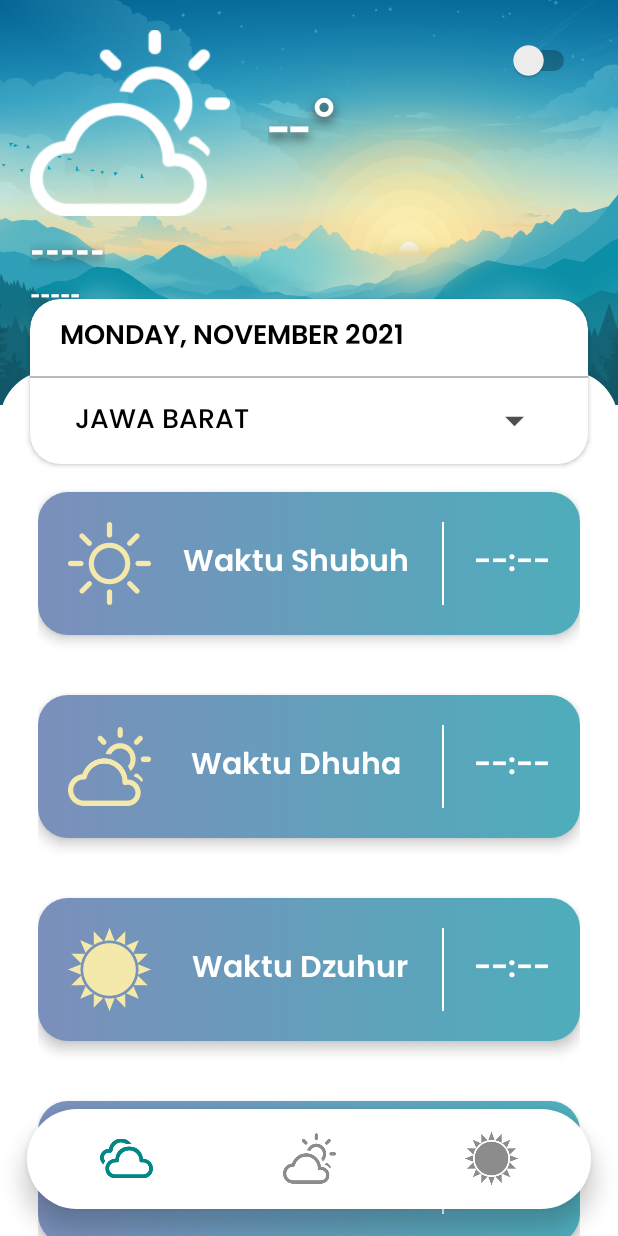
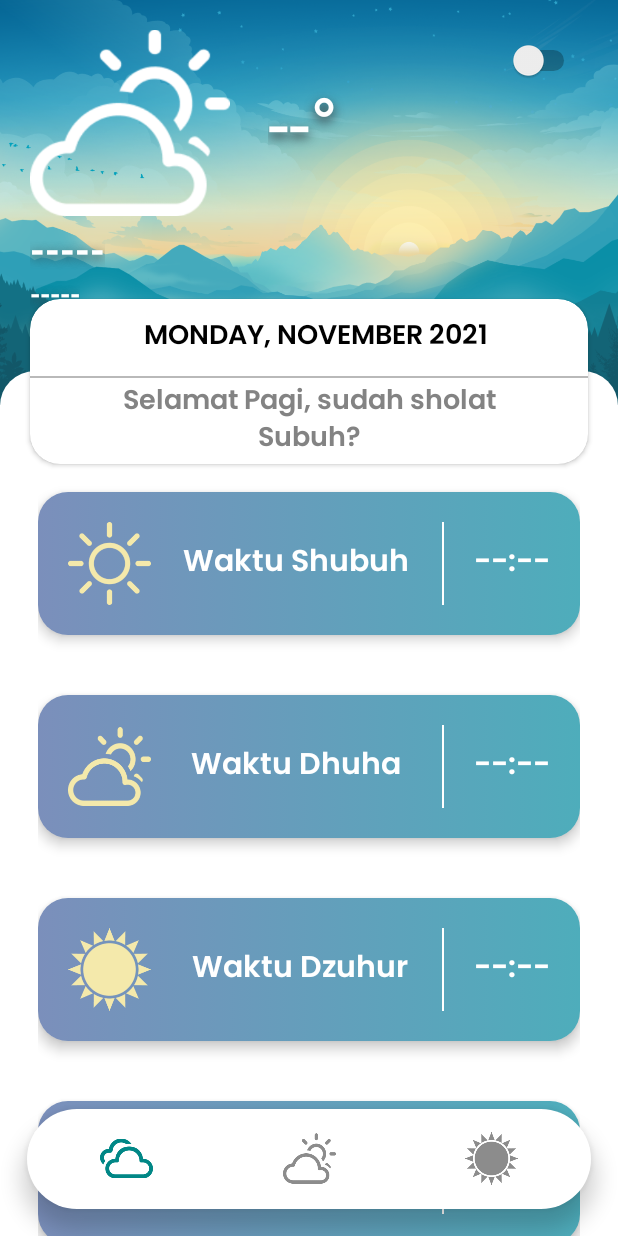
Before and after one commit to ZoD3V/SholatApp, an Android app: the screen it shows after launch (MainActivity), on a phone screen of 412 x 824 dp. Run offline under Robolectric (Android 15) with nearby library versions, the phone set to English and light mode, and no system bars; our stand-ins replace Volley; network calls fail; 5 statements that could not run were skipped.

Commit message:
SIX Push

```diff
--- a/app/build.gradle
+++ b/app/build.gradle
@@ -41,6 +41,8 @@ dependencies {
     testImplementation 'junit:junit:4.+'
     androidTestImplementation 'androidx.test.ext:junit:1.1.3'
     androidTestImplementation 'androidx.test.espresso:espresso-core:3.4.0'
+
+
     implementation 'io.alterac.blurkit:blurkit:1.1.0'
     implementation 'com.android.volley:volley:1.2.0'
     implementation 'com.google.android.gms:play-services-location:18.0.0'
--- a/app/src/main/AndroidManifest.xml
+++ b/app/src/main/AndroidManifest.xml
@@ -5,6 +5,8 @@
     <uses-permission android:name="android.permission.ACCESS_FINE_LOCATION"/>
     <uses-permission android:name="android.permission.ACCESS_COARSE_LOCATION"/>
     <uses-permission android:name="android.permission.ACCESS_NETWORK_STATE"/>
+    <uses-permission android:name="android.permission.RECEIVE_BOOT_COMPLETED"/>
+
 
     <application
         android:allowBackup="true"
--- a/app/src/main/java/yayasan/idn/sholatapp/MainActivity.kt
+++ b/app/src/main/java/yayasan/idn/sholatapp/MainActivity.kt
@@ -40,6 +40,7 @@ class MainActivity : AppCompatActivity() {
 
         getWeather(lat,long)
         getSholat(lat,long,el)
+        welcomeText()
 
         //show day
         val day = LocalDate.now().dayOfWeek.name
@@ -69,6 +70,23 @@ class MainActivity : AppCompatActivity() {
                 list_shalat5.setBackgroundResource(R.drawable.list_shalat)
                 list_shalat6.setBackgroundResource(R.drawable.list_shalat)
             }
+        }
+    }
+
+    @SuppressLint("SetTextI18n")
+    private fun welcomeText(){
+        val calendar = Calendar.getInstance()
+        val timeOfDay = calendar.get(Calendar.HOUR_OF_DAY)
+        if (timeOfDay in 0..11) {
+            weltext.text = "Selamat Pagi, sudah sholat Subuh?"
+        } else if (timeOfDay in 12..14) {
+            weltext.text = "Selamat Siang, sudah sholat Dzuhur?"
+        } else if (timeOfDay in 15..17) {
+            weltext.text = "Selamat Sore, sudah sholat Ashar?"
+        } else if (timeOfDay in 18..18) {
+            weltext.text = "Selamat malam, sudah sholat Maghrib?"
+        } else if (timeOfDay in 19..23){
+            weltext.text = "Selamat malam, sudah sholat Isya?"
         }
     }
 
@@ -114,7 +132,6 @@ class MainActivity : AppCompatActivity() {
         val jsonRequest = JsonObjectRequest(
             Request.Method.GET, urlWeather,null,
             { response ->
-                println(response)
                 setValuesWeather(response)
             },
             { Toast.makeText(this,"ERROR",Toast.LENGTH_LONG).show() })
--- a/app/src/main/res/drawable/rounded_home.xml
+++ b/app/src/main/res/drawable/rounded_home.xml
@@ -2,8 +2,8 @@
 <shape xmlns:android="http://schemas.android.com/apk/res/android"
     android:shape="rectangle">
     <corners
-        android:topLeftRadius="50px"
-        android:topRightRadius="50px"/>
+        android:topLeftRadius="35px"
+        android:topRightRadius="35px"/>
     <solid android:color="@color/white"/>
 
 </shape>
--- a/app/src/main/res/drawable/rounded_home_dark.xml
+++ b/app/src/main/res/drawable/rounded_home_dark.xml
@@ -2,9 +2,8 @@
 <shape xmlns:android="http://schemas.android.com/apk/res/android"
     android:shape="rectangle">
     <corners
-        android:topLeftRadius="85px"
-        android:topRightRadius="85px"/>
+        android:topLeftRadius="35px"
+        android:topRightRadius="35px"/>
     <solid android:color="@color/dark"/>
-    <stroke android:width="1dp" android:color="@color/dark_stroke"/>
 
 </shape>
--- a/app/src/main/res/layout/activity_main.xml
+++ b/app/src/main/res/layout/activity_main.xml
@@ -24,6 +24,7 @@
             android:orientation="vertical">
 
             <LinearLayout
+
                 android:layout_width="match_parent"
                 android:layout_height="wrap_content"
                 android:orientation="horizontal">
@@ -88,15 +89,6 @@
             android:layout_width="wrap_content"
             android:layout_height="wrap_content" />
     </FrameLayout>
-
-    <!--    <com.google.android.material.card.MaterialCardView-->
-    <!--        android:id="@+id/materialCardView"-->
-    <!--        android:layout_width="0dp"-->
-    <!--        android:layout_height="679dp"-->
-    <!--        app:cardCornerRadius="65dp"-->
-    <!--        app:layout_constraintEnd_toEndOf="parent"-->
-    <!--        app:layout_constraintStart_toStartOf="parent"-->
-    <!--        app:layout_constraintTop_toTopOf="@+id/guideline2">-->
 
     <androidx.core.widget.NestedScrollView
         android:id="@+id/rounded_home"
@@ -400,6 +392,7 @@
             android:layout_height="match_parent"
             android:orientation="vertical">
         <TextView
+            android:textAlignment="center"
             android:id="@+id/tanggal"
             android:layout_width="match_parent"
             android:layout_height="wrap_content"
@@ -408,8 +401,7 @@
             android:textSize="18dp"
             android:fontFamily="@font/semibold"
             android:textColor="@color/black"
-            android:textStyle="bold"
-            android:text="Rabu, 17 Nov 2021"/>
+            android:textStyle="bold"/>
             <View
                 android:layout_width="match_parent"
                 android:layout_height="1dp"
@@ -420,20 +412,16 @@
                 android:orientation="horizontal"
                 android:paddingHorizontal="30dp">
                 <TextView
-                    android:layout_width="wrap_content"
+                    android:id="@+id/weltext"
+                    android:layout_width="match_parent"
                     android:layout_height="match_parent"
-                    android:gravity="center_vertical"
-                    android:textColor="@color/black"
-                    android:fontFamily="@font/poppinsmedium"
+                    android:gravity="center"
+                    android:textColor="#838383"
+                    android:textAlignment="center"
+                    android:fontFamily="@font/semibold"
                     android:textSize="18dp"
-                    android:layout_weight="20"
-                    android:text="JAWA BARAT"/>
-                <ImageView
-                    android:layout_width="30dp"
-                    android:layout_weight="1"
-                    android:layout_gravity="center"
-                    android:layout_height="30dp"
-                    android:src="@drawable/ic_baseline_arrow_drop_down_24"/>
+                    android:layout_marginHorizontal="25dp"
+                    android:layout_weight="20"/>
             </LinearLayout>
         </LinearLayout>
     </androidx.cardview.widget.CardView>
```
